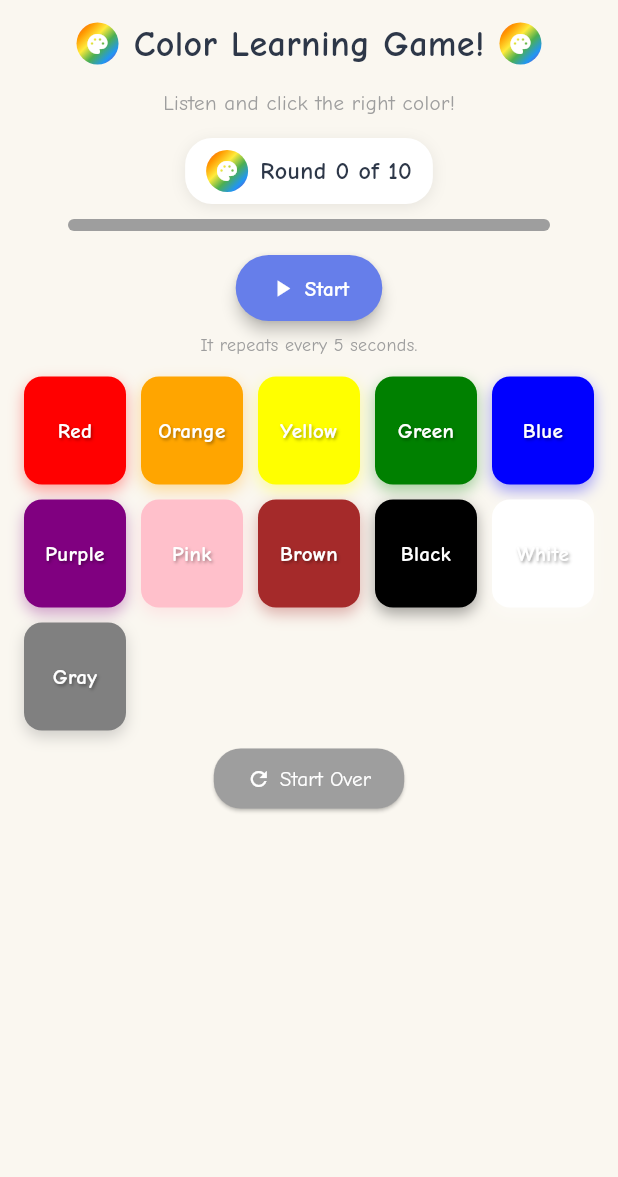
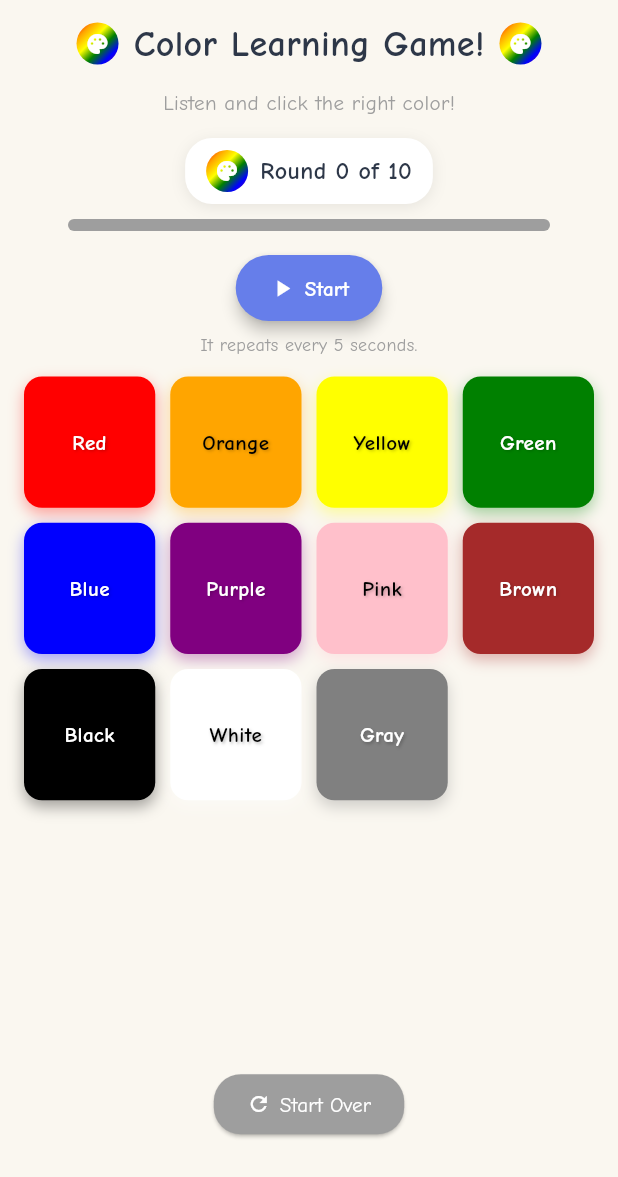
Before and after one commit to aiocrafters/Flutter-Color-Game, a Flutter app: the screen it shows after launch, on a phone screen of 412 x 824 dp. Shown: the top 1177 px of the screen. Run offline on Flutter 3.47's test engine with Material 3 defaults, Android fonts, the phone set to English and light mode, and no system bars; our stand-ins replace confetti, flutter_tts.

Commit message:
2nd Commit

```diff
--- /dev/null
+++ b/lib/color.dart
@@ -0,0 +1,15 @@
+import 'package:flutter/material.dart';
+
+final List<Map<String, dynamic>> colors = const [
+  {'name': 'Red', 'color': Color(0xFFFF0000)}, // Pure red
+  {'name': 'Orange', 'color': Color(0xFFFFA500)}, // Pure orange
+  {'name': 'Yellow', 'color': Color(0xFFFFFF00)}, // Pure yellow
+  {'name': 'Green', 'color': Color(0xFF008000)}, // Pure green
+  {'name': 'Blue', 'color': Color(0xFF0000FF)}, // Pure blue
+  {'name': 'Purple', 'color': Color(0xFF800080)}, // Pure purple
+  {'name': 'Pink', 'color': Color(0xFFFFC0CB)}, // Standard pink
+  {'name': 'Brown', 'color': Color(0xFFA52A2A)}, // Standard brown
+  {'name': 'Black', 'color': Color(0xFF000000)}, // Black
+  {'name': 'White', 'color': Color(0xFFFFFFFF)}, // White
+  {'name': 'Gray', 'color': Color(0xFF808080)}, // Middle gray
+];
--- /dev/null
+++ b/lib/confetti.dart
@@ -0,0 +1,38 @@
+import 'dart:math';
+import 'package:flutter/material.dart';
+import 'package:confetti/confetti.dart';
+
+class AppConfetti extends StatelessWidget {
+  final ConfettiController controller;
+  final Alignment alignment;
+
+  const AppConfetti({
+    super.key,
+    required this.controller,
+    this.alignment = Alignment.topCenter,
+  });
+
+  @override
+  Widget build(BuildContext context) {
+    return Align(
+      alignment: alignment,
+      child: ConfettiWidget(
+        confettiController: controller,
+        blastDirection: pi / 2,
+        particleDrag: 0.05,
+        emissionFrequency: 0.05,
+        numberOfParticles: 50,
+        gravity: 0.05,
+        shouldLoop: false,
+        colors: const [
+          Colors.red,
+          Colors.blue,
+          Colors.green,
+          Colors.yellow,
+          Colors.purple,
+          Colors.orange,
+        ],
+      ),
+    );
+  }
+}
--- a/lib/game.dart
+++ b/lib/game.dart
@@ -2,6 +2,10 @@ import 'package:flutter/material.dart';
 import 'package:flutter/services.dart';
 import 'package:flutter_tts/flutter_tts.dart';
 import 'package:confetti/confetti.dart';
+
+import 'color.dart'; // provides `colors` list
+import 'confetti.dart'; // provides `AppConfetti`
+
 import 'dart:async';
 import 'dart:math';
 
@@ -31,20 +35,6 @@ class _ColorGameScreenState extends State<ColorGameScreen>
 
   // Display "Round 0 of 10" initially, without changing logic.
   int get displayRound => (currentRound - 1).clamp(0, 10);
-
-  final List<Map<String, dynamic>> colors = const [
-    {'name': 'Red', 'color': Color(0xFFFF0000)}, // Pure red
-    {'name': 'Orange', 'color': Color(0xFFFFA500)}, // Pure orange
-    {'name': 'Yellow', 'color': Color(0xFFFFFF00)}, // Pure yellow
-    {'name': 'Green', 'color': Color(0xFF008000)}, // Pure green
-    {'name': 'Blue', 'color': Color(0xFF0000FF)}, // Pure blue
-    {'name': 'Purple', 'color': Color(0xFF800080)}, // Pure purple
-    {'name': 'Pink', 'color': Color(0xFFFFC0CB)}, // Standard pink
-    {'name': 'Brown', 'color': Color(0xFFA52A2A)}, // Standard brown
-    {'name': 'Black', 'color': Color(0xFF000000)}, // Black
-    {'name': 'White', 'color': Color(0xFFFFFFFF)}, // White
-    {'name': 'Gray', 'color': Color(0xFF808080)}, // Middle gray
-  ];
 
   @override
   void initState() {
@@ -83,10 +73,12 @@ class _ColorGameScreenState extends State<ColorGameScreen>
   }
 
   void startNewRound() {
+    // Use the full list from color.dart; do not force a fixed count.
     if (currentRound <= 10) {
       String next;
+      final rnd = Random();
       do {
-        next = colors[Random().nextInt(colors.length)]['name'];
+        next = colors[rnd.nextInt(colors.length)]['name'];
       } while (next == lastTarget && colors.length > 1);
       targetColor = next;
       lastTarget = next;
@@ -231,20 +223,30 @@ class _ColorGameScreenState extends State<ColorGameScreen>
   }
 
   Widget buildPaletteIcon() {
+    // Use up to six colors for the gradient ring (or fallback to defaults if fewer exist).
+    final gradientColors = <Color>[];
+    for (var i = 0; i < colors.length && gradientColors.length < 6; i++) {
+      final c = colors[i]['color'];
+      if (c is Color) gradientColors.add(c);
+    }
+    if (gradientColors.isEmpty) {
+      gradientColors.addAll(const [
+        Colors.red,
+        Colors.orange,
+        Colors.yellow,
+        Colors.green,
+        Colors.blue,
+        Colors.purple,
+      ]);
+    }
+
     return Container(
       width: 28,
       height: 28,
-      decoration: const BoxDecoration(
+      decoration: BoxDecoration(
         shape: BoxShape.circle,
         gradient: LinearGradient(
-          colors: [
-            Colors.red,
-            Colors.orange,
-            Colors.yellow,
-            Colors.green,
-            Colors.blue,
-            Colors.purple,
-          ],
+          colors: gradientColors,
           begin: Alignment.topLeft,
           end: Alignment.bottomRight,
         ),
@@ -280,38 +282,67 @@ class _ColorGameScreenState extends State<ColorGameScreen>
     );
   }
 
-  // Responsive grid to fit all tiles on one screen using fixed tile height.
+  // Adaptive grid: uses all colors from color.dart and adjusts columns by width.
   Widget buildColorGrid(BoxConstraints constraints) {
-    const tileHeight = 72.0;
-    const tileSpacing = 10.0;
-    const crossAxisCount = 5;
+    final width = constraints.maxWidth;
+    const spacing = 10.0;
+    const horizontalPadding = 16.0;
+
+    // Decide columns by available width for a comfortable tile size.
+    // Rough target tile width ≈ 80–100px.
+    int crossAxisCount;
+    if (width >= 700) {
+      crossAxisCount = 7;
+    } else if (width >= 600) {
+      crossAxisCount = 6;
+    } else if (width >= 500) {
+      crossAxisCount = 5;
+    } else if (width >= 380) {
+      crossAxisCount = 4;
+    } else {
+      crossAxisCount = 3; // very small screens
+    }
+
+    // Compute tile width considering padding and spacing.
+    final usableWidth =
+        width - (horizontalPadding * 2) - (spacing * (crossAxisCount - 1));
+    final tileWidth = usableWidth / crossAxisCount;
+
+    // Set a compact height based on width, with min/max bounds.
+    final tileHeight = tileWidth.clamp(64.0, 100.0);
 
     return IgnorePointer(
       ignoring: showPopup,
       child: GridView.builder(
-        physics: const NeverScrollableScrollPhysics(),
+        physics: const AlwaysScrollableScrollPhysics(),
         shrinkWrap: true,
-        padding: const EdgeInsets.symmetric(horizontal: 16),
-        gridDelegate: const SliverGridDelegateWithFixedCrossAxisCount(
+        padding: const EdgeInsets.symmetric(horizontal: horizontalPadding),
+        gridDelegate: SliverGridDelegateWithFixedCrossAxisCount(
           crossAxisCount: crossAxisCount,
-          crossAxisSpacing: tileSpacing,
-          mainAxisSpacing: tileSpacing,
+          crossAxisSpacing: spacing,
+          mainAxisSpacing: spacing,
           mainAxisExtent: tileHeight,
         ),
         itemCount: colors.length,
         itemBuilder: (context, index) {
           final colorData = colors[index];
+          final Color bg = colorData['color'] as Color;
+          final brightness = ThemeData.estimateBrightnessForColor(bg);
+          final textColor = brightness == Brightness.light
+              ? Colors.black
+              : Colors.white;
+
           return ScaleTransition(
             scale: buttonAnimation,
             child: GestureDetector(
               onTap: () => onColorTapped(colorData['name']),
               child: Container(
                 decoration: BoxDecoration(
-                  color: colorData['color'],
+                  color: bg,
                   borderRadius: BorderRadius.circular(12),
                   boxShadow: [
                     BoxShadow(
-                      color: (colorData['color'] as Color).withOpacity(0.35),
+                      color: bg.withOpacity(0.35),
                       blurRadius: 8,
                       offset: const Offset(0, 4),
                     ),
@@ -321,16 +352,16 @@ class _ColorGameScreenState extends State<ColorGameScreen>
                   child: Text(
                     colorData['name'],
                     textAlign: TextAlign.center,
-                    style: const TextStyle(
+                    style: TextStyle(
                       fontSize: 14,
                       fontWeight: FontWeight.bold,
-                      color: Colors.white,
+                      color: textColor,
                       fontFamily: 'Comic Neue',
                       shadows: [
                         Shadow(
-                          color: Colors.black38,
+                          color: Colors.black.withOpacity(0.25),
                           blurRadius: 2,
-                          offset: Offset(1, 1),
+                          offset: const Offset(1, 1),
                         ),
                       ],
                     ),
@@ -488,7 +519,12 @@ class _ColorGameScreenState extends State<ColorGameScreen>
             const SizedBox(height: 6),
             hint,
             const SizedBox(height: 12),
-            buildColorGrid(constraints),
+            // Full adaptive grid using every color from lib/color.dart
+            SizedBox(
+              // Constrain height so grid area becomes scrollable if needed
+              height: height * 0.55,
+              child: buildColorGrid(constraints),
+            ),
             const SizedBox(height: 8),
             Padding(
               padding: const EdgeInsets.only(bottom: 8),
@@ -497,15 +533,6 @@ class _ColorGameScreenState extends State<ColorGameScreen>
           ],
         );
 
-        final likelyTooSmall = height < 640;
-        if (likelyTooSmall) {
-          return SingleChildScrollView(
-            child: Padding(
-              padding: const EdgeInsets.only(bottom: 8),
-              child: body,
-            ),
-          );
-        }
         return body;
       },
     );
@@ -515,26 +542,16 @@ class _ColorGameScreenState extends State<ColorGameScreen>
       body: SafeArea(
         child: Stack(
           children: [
-            Align(alignment: Alignment.topCenter, child: content),
             Align(
               alignment: Alignment.topCenter,
-              child: ConfettiWidget(
-                confettiController: confettiController,
-                blastDirection: pi / 2,
-                particleDrag: 0.05,
-                emissionFrequency: 0.05,
-                numberOfParticles: 50,
-                gravity: 0.05,
-                shouldLoop: false,
-                colors: const [
-                  Colors.red,
-                  Colors.blue,
-                  Colors.green,
-                  Colors.yellow,
-                  Colors.purple,
-                  Colors.orange,
-                ],
+              child: SingleChildScrollView(
+                padding: const EdgeInsets.only(bottom: 8),
+                child: content,
               ),
+            ),
+            AppConfetti(
+              controller: confettiController,
+              alignment: Alignment.topCenter,
             ),
             if (showPopup)
               Container(
```
